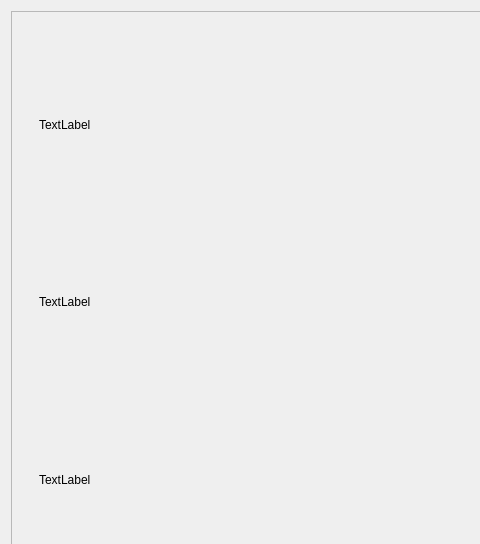
Qt form src/ui/pages/rooms_page.ui (BeCuber/Turnomatic) before a commit; both pictures show x 0 to 480 and y 0 to 544 of the 1336 by 891 pixel window.
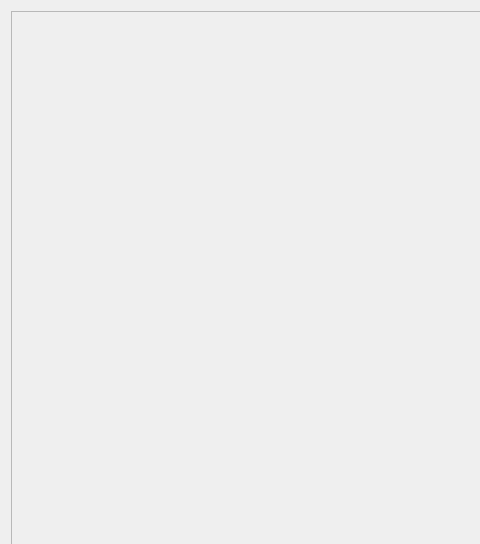
The same form after that commit.

Commit message: Add one Room Card to RoomsPage layout. Still not communicated to db

```diff
--- a/src/ui/pages/rooms_page.ui
+++ b/src/ui/pages/rooms_page.ui
@@ -43,29 +43,7 @@
          <layout class="QVBoxLayout" name="verticalLayout_7">
           <item>
            <widget class="QWidget" name="widgetCard" native="true">
-            <layout class="QVBoxLayout" name="verticalLayout_3">
-             <item>
-              <widget class="QLabel" name="labelDate">
-               <property name="text">
-                <string>TextLabel</string>
-               </property>
-              </widget>
-             </item>
-             <item>
-              <widget class="QLabel" name="labelCount">
-               <property name="text">
-                <string>TextLabel</string>
-               </property>
-              </widget>
-             </item>
-             <item>
-              <widget class="QLabel" name="labelRealVolunteers">
-               <property name="text">
-                <string>TextLabel</string>
-               </property>
-              </widget>
-             </item>
-            </layout>
+            <layout class="QVBoxLayout" name="verticalLayout_3"/>
            </widget>
           </item>
          </layout>
```
The commit also changes 5 other files.
